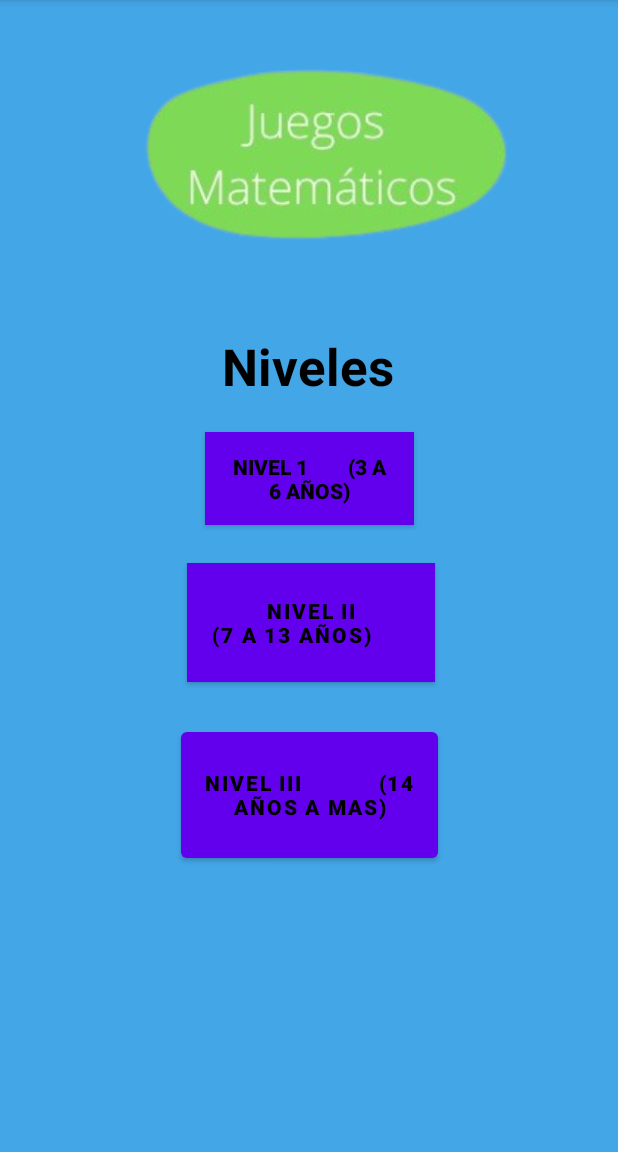
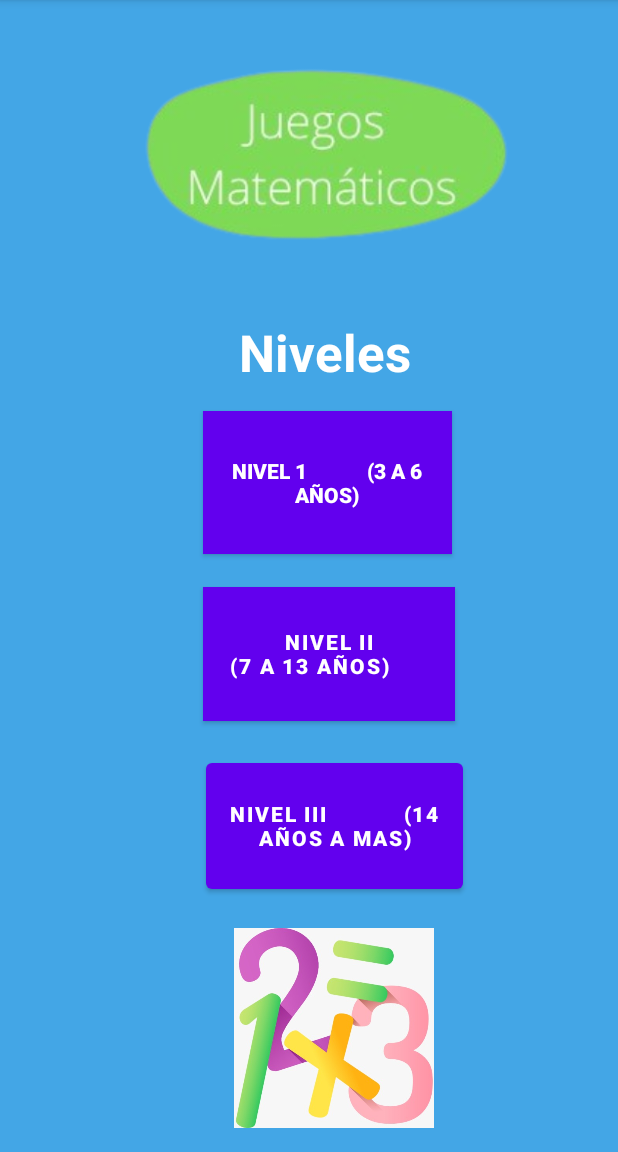
Before and after one commit to HackathonNicaragua2022/Crazy-Cars, an Android app: the pantallajuegosmate1 screen opened directly, with no data from a screen before it, on a phone screen of 412 x 824 dp, the part 84-1236 px from its top. Run offline under Robolectric (Android 15) with nearby library versions, the phone set to English and light mode, and no system bars.

Commit message:
segundo commit

```diff
--- a/app/src/main/java/com/example/kisiapp/pantallajuegosmate1.kt
+++ b/app/src/main/java/com/example/kisiapp/pantallajuegosmate1.kt
@@ -1,13 +1,21 @@
 package com.example.kisiapp
 
+import android.content.Intent
 import androidx.appcompat.app.AppCompatActivity
 import android.os.Bundle
+import android.widget.Button
 
 class pantallajuegosmate1 : AppCompatActivity() {
     override fun onCreate(savedInstanceState: Bundle?) {
         super.onCreate(savedInstanceState)
         setContentView(R.layout.activity_pantallajuegosmate1)
+
+
+        val nivel1= findViewById<Button>(R.id.nivel1)
+        nivel1.setOnClickListener {
+            val intent = Intent(this, pantallajuegosmate2::class.java)
+            startActivity(intent)
+        }
     }
 
-
 }
--- a/app/src/main/java/com/example/kisiapp/pantallajuegosmate2.kt
+++ b/app/src/main/java/com/example/kisiapp/pantallajuegosmate2.kt
@@ -1,11 +1,19 @@
 package com.example.kisiapp
 
+import android.content.Intent
 import androidx.appcompat.app.AppCompatActivity
 import android.os.Bundle
+import android.widget.TextView
 
 class pantallajuegosmate2 : AppCompatActivity() {
     override fun onCreate(savedInstanceState: Bundle?) {
         super.onCreate(savedInstanceState)
         setContentView(R.layout.activity_pantallajuegosmate2)
+
+        val volver = findViewById<TextView>(R.id.volver)
+            volver.setOnClickListener {
+            val intent = Intent(this, pantalla2::class.java)
+            startActivity(intent)
+        }
     }
 }
--- a/app/src/main/res/layout/activity_pantallajuegosmate1.xml
+++ b/app/src/main/res/layout/activity_pantallajuegosmate1.xml
@@ -9,48 +9,49 @@
 
     <Button
         android:id="@+id/button"
-        android:layout_width="165dp"
-        android:layout_height="79dp"
+        android:layout_width="168dp"
+        android:layout_height="89dp"
         android:background="@color/white"
         android:text="Nivel II              (7 a 13 años)      "
-        android:textColor="@color/black"
+        android:textColor="@color/white"
         android:textSize="14sp"
         android:textStyle="bold"
         app:layout_constraintBottom_toBottomOf="parent"
         app:layout_constraintEnd_toEndOf="parent"
-        app:layout_constraintHorizontal_bias="0.505"
+        app:layout_constraintHorizontal_bias="0.555"
         app:layout_constraintStart_toStartOf="parent"
         app:layout_constraintTop_toTopOf="parent"
-        app:layout_constraintVertical_bias="0.545" />
+        app:layout_constraintVertical_bias="0.577" />
 
     <Button
         android:id="@+id/button3"
         android:layout_width="171dp"
         android:layout_height="96dp"
         android:text="Nivel III           (14 años a mas)"
-        android:textColor="@color/black"
+        android:textColor="@color/white"
         android:textSize="14sp"
         android:textStyle="bold"
         app:layout_constraintBottom_toBottomOf="parent"
         app:layout_constraintEnd_toEndOf="parent"
+        app:layout_constraintHorizontal_bias="0.57"
         app:layout_constraintStart_toStartOf="parent"
         app:layout_constraintTop_toTopOf="parent"
-        app:layout_constraintVertical_bias="0.717" />
+        app:layout_constraintVertical_bias="0.748" />
 
     <TextView
         android:id="@+id/textView4"
         android:layout_width="wrap_content"
         android:layout_height="wrap_content"
         android:text="Niveles"
-        android:textColor="@color/black"
+        android:textColor="@color/white"
         android:textSize="34sp"
         android:textStyle="bold"
         app:layout_constraintBottom_toBottomOf="parent"
         app:layout_constraintEnd_toEndOf="parent"
-        app:layout_constraintHorizontal_bias="0.498"
+        app:layout_constraintHorizontal_bias="0.535"
         app:layout_constraintStart_toStartOf="parent"
         app:layout_constraintTop_toTopOf="parent"
-        app:layout_constraintVertical_bias="0.306" />
+        app:layout_constraintVertical_bias="0.293" />
 
     <ImageView
         android:id="@+id/imageView10"
@@ -64,20 +65,33 @@
         app:srcCompat="@drawable/imagen10" />
 
     <Button
-        android:id="@+id/button4"
+        android:id="@+id/nivel1"
         style="@style/Widget.AppCompat.Button.Colored"
-        android:layout_width="139dp"
-        android:layout_height="62dp"
+        android:layout_width="166dp"
+        android:layout_height="95dp"
         android:background="#FFFFFFFF"
         android:backgroundTint="#FFFFFFFF"
-        android:text="Nivel 1        (3 a 6 años)"
-        android:textColor="@color/black"
+        android:text="Nivel 1            (3 a 6 años)"
+        android:textColor="@color/white"
         android:textSize="14sp"
         android:textStyle="bold"
         app:layout_constraintBottom_toBottomOf="parent"
         app:layout_constraintEnd_toEndOf="parent"
+        app:layout_constraintHorizontal_bias="0.551"
         app:layout_constraintStart_toStartOf="parent"
         app:layout_constraintTop_toTopOf="parent"
-        app:layout_constraintVertical_bias="0.408" />
+        app:layout_constraintVertical_bias="0.407" />
+
+    <ImageView
+        android:id="@+id/imageView4"
+        android:layout_width="165dp"
+        android:layout_height="133dp"
+        android:src="@drawable/imagen5"
+        app:layout_constraintBottom_toBottomOf="parent"
+        app:layout_constraintEnd_toEndOf="parent"
+        app:layout_constraintHorizontal_bias="0.568"
+        app:layout_constraintStart_toStartOf="parent"
+        app:layout_constraintTop_toTopOf="parent"
+        app:layout_constraintVertical_bias="0.975" />
 
 </androidx.constraintlayout.widget.ConstraintLayout>
--- a/app/src/main/res/layout/activity_pantallajuegosmate2.xml
+++ b/app/src/main/res/layout/activity_pantallajuegosmate2.xml
@@ -51,7 +51,7 @@
         app:layout_constraintVertical_bias="0.807" />
 
     <TextView
-        android:id="@+id/vvolver"
+        android:id="@+id/volver"
         android:layout_width="wrap_content"
         android:layout_height="wrap_content"
         android:text="Volver al menu principal"
```
